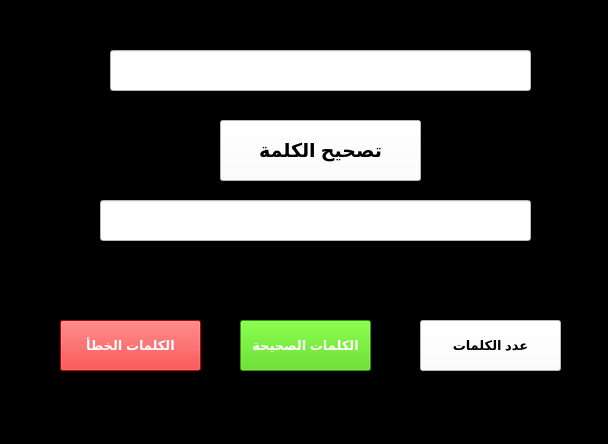
First picture: the form in prevew.ui, repository enasmohmed/pro, before the edit.
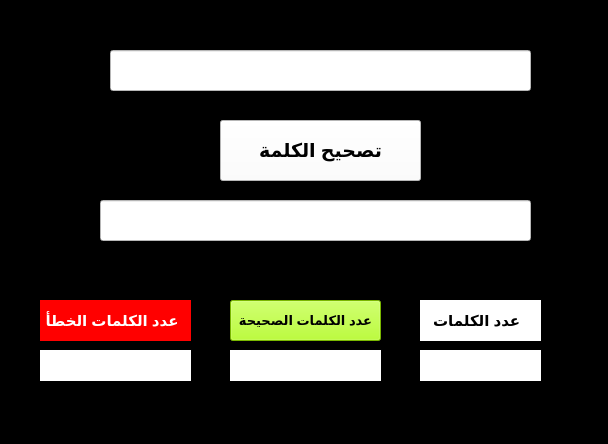
Second picture: the form after the edit.

The edit to the form file:
```diff
--- a/prevew.ui
+++ b/prevew.ui
@@ -44,94 +44,6 @@
      <string notr="true">background-color: rgb(255, 255, 255);</string>
     </property>
    </widget>
-   <widget class="QPushButton" name="pushButton_4">
-    <property name="geometry">
-     <rect>
-      <x>60</x>
-      <y>320</y>
-      <width>141</width>
-      <height>51</height>
-     </rect>
-    </property>
-    <property name="font">
-     <font>
-      <pointsize>10</pointsize>
-      <weight>75</weight>
-      <bold>true</bold>
-     </font>
-    </property>
-    <property name="cursor">
-     <cursorShape>PointingHandCursor</cursorShape>
-    </property>
-    <property name="toolTip">
-     <string>&lt;html&gt;&lt;head/&gt;&lt;body&gt;&lt;p align=&quot;center&quot;&gt;&lt;br/&gt;&lt;/p&gt;&lt;/body&gt;&lt;/html&gt;</string>
-    </property>
-    <property name="styleSheet">
-     <string notr="true">background-color: rgb(255, 0, 0);
-
-color: rgb(255, 255, 255);
-border-color: rgb(255, 255, 255);</string>
-    </property>
-    <property name="text">
-     <string>الكلمات الخطأ</string>
-    </property>
-   </widget>
-   <widget class="QPushButton" name="pushButton_3">
-    <property name="geometry">
-     <rect>
-      <x>240</x>
-      <y>320</y>
-      <width>131</width>
-      <height>51</height>
-     </rect>
-    </property>
-    <property name="font">
-     <font>
-      <pointsize>10</pointsize>
-      <weight>75</weight>
-      <bold>true</bold>
-     </font>
-    </property>
-    <property name="cursor">
-     <cursorShape>PointingHandCursor</cursorShape>
-    </property>
-    <property name="styleSheet">
-     <string notr="true">background-color: rgb(70, 211, 0);
-color: rgb(255, 255, 255);</string>
-    </property>
-    <property name="text">
-     <string>الكلمات الصحيحة</string>
-    </property>
-   </widget>
-   <widget class="QPushButton" name="pushButton_2">
-    <property name="geometry">
-     <rect>
-      <x>420</x>
-      <y>320</y>
-      <width>141</width>
-      <height>51</height>
-     </rect>
-    </property>
-    <property name="font">
-     <font>
-      <pointsize>10</pointsize>
-      <weight>75</weight>
-      <bold>true</bold>
-     </font>
-    </property>
-    <property name="cursor">
-     <cursorShape>PointingHandCursor</cursorShape>
-    </property>
-    <property name="styleSheet">
-     <string notr="true">background-color: rgb(255, 255, 255);
-border-color: rgb(0, 0, 0);
-border-color: rgb(0, 0, 0);
-color: rgb(0, 0, 0);</string>
-    </property>
-    <property name="text">
-     <string>عدد الكلمات</string>
-    </property>
-   </widget>
    <widget class="QPushButton" name="pushButton_1">
     <property name="geometry">
      <rect>
@@ -180,6 +92,129 @@
      <string notr="true">background-color: rgb(255, 255, 255);</string>
     </property>
    </widget>
+   <widget class="QLabel" name="label">
+    <property name="geometry">
+     <rect>
+      <x>420</x>
+      <y>300</y>
+      <width>121</width>
+      <height>41</height>
+     </rect>
+    </property>
+    <property name="font">
+     <font>
+      <pointsize>11</pointsize>
+      <weight>75</weight>
+      <bold>true</bold>
+     </font>
+    </property>
+    <property name="acceptDrops">
+     <bool>false</bool>
+    </property>
+    <property name="styleSheet">
+     <string notr="true">background-color: rgb(255, 255, 255);
+color: rgb(0, 0, 0);</string>
+    </property>
+    <property name="text">
+     <string>     عدد الكلمات </string>
+    </property>
+   </widget>
+   <widget class="QLabel" name="label_2">
+    <property name="geometry">
+     <rect>
+      <x>420</x>
+      <y>350</y>
+      <width>121</width>
+      <height>31</height>
+     </rect>
+    </property>
+    <property name="styleSheet">
+     <string notr="true">background-color: rgb(255, 255, 255);</string>
+    </property>
+    <property name="text">
+     <string/>
+    </property>
+   </widget>
+   <widget class="QLabel" name="label_3">
+    <property name="geometry">
+     <rect>
+      <x>230</x>
+      <y>350</y>
+      <width>151</width>
+      <height>31</height>
+     </rect>
+    </property>
+    <property name="styleSheet">
+     <string notr="true">background-color: rgb(255, 255, 255);</string>
+    </property>
+    <property name="text">
+     <string/>
+    </property>
+   </widget>
+   <widget class="QLabel" name="label_5">
+    <property name="geometry">
+     <rect>
+      <x>40</x>
+      <y>350</y>
+      <width>151</width>
+      <height>31</height>
+     </rect>
+    </property>
+    <property name="styleSheet">
+     <string notr="true">background-color: rgb(255, 255, 255);</string>
+    </property>
+    <property name="text">
+     <string/>
+    </property>
+   </widget>
+   <widget class="QLabel" name="label_4">
+    <property name="geometry">
+     <rect>
+      <x>40</x>
+      <y>300</y>
+      <width>151</width>
+      <height>41</height>
+     </rect>
+    </property>
+    <property name="font">
+     <font>
+      <pointsize>11</pointsize>
+      <weight>75</weight>
+      <bold>true</bold>
+     </font>
+    </property>
+    <property name="styleSheet">
+     <string notr="true">background-color: rgb(255, 0, 0);
+color: rgb(255, 255, 255);</string>
+    </property>
+    <property name="text">
+     <string>   عدد الكلمات الخطأ</string>
+    </property>
+   </widget>
+   <widget class="QPushButton" name="pushButton_2">
+    <property name="geometry">
+     <rect>
+      <x>230</x>
+      <y>300</y>
+      <width>151</width>
+      <height>41</height>
+     </rect>
+    </property>
+    <property name="font">
+     <font>
+      <pointsize>10</pointsize>
+      <weight>75</weight>
+      <bold>true</bold>
+     </font>
+    </property>
+    <property name="styleSheet">
+     <string notr="true">background-color: rgb(170, 255, 0);
+color: rgb(0, 0, 0);</string>
+    </property>
+    <property name="text">
+     <string>عدد الكلمات الصحيحة</string>
+    </property>
+   </widget>
   </widget>
   <widget class="QMenuBar" name="menubar">
    <property name="geometry">
```
